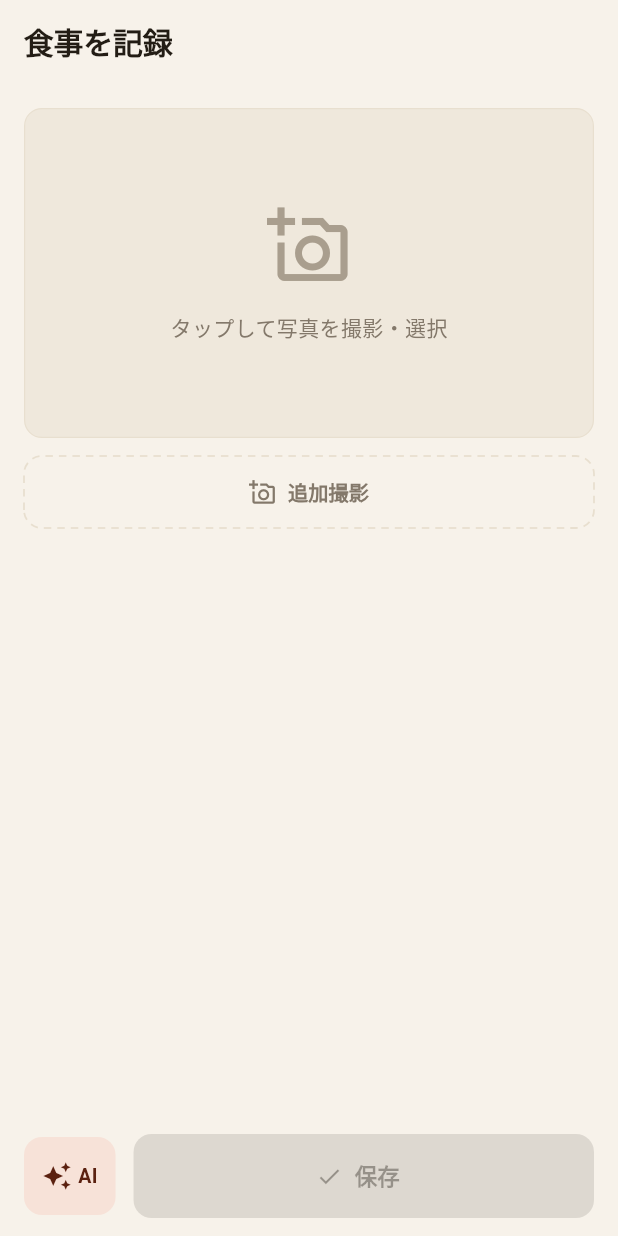
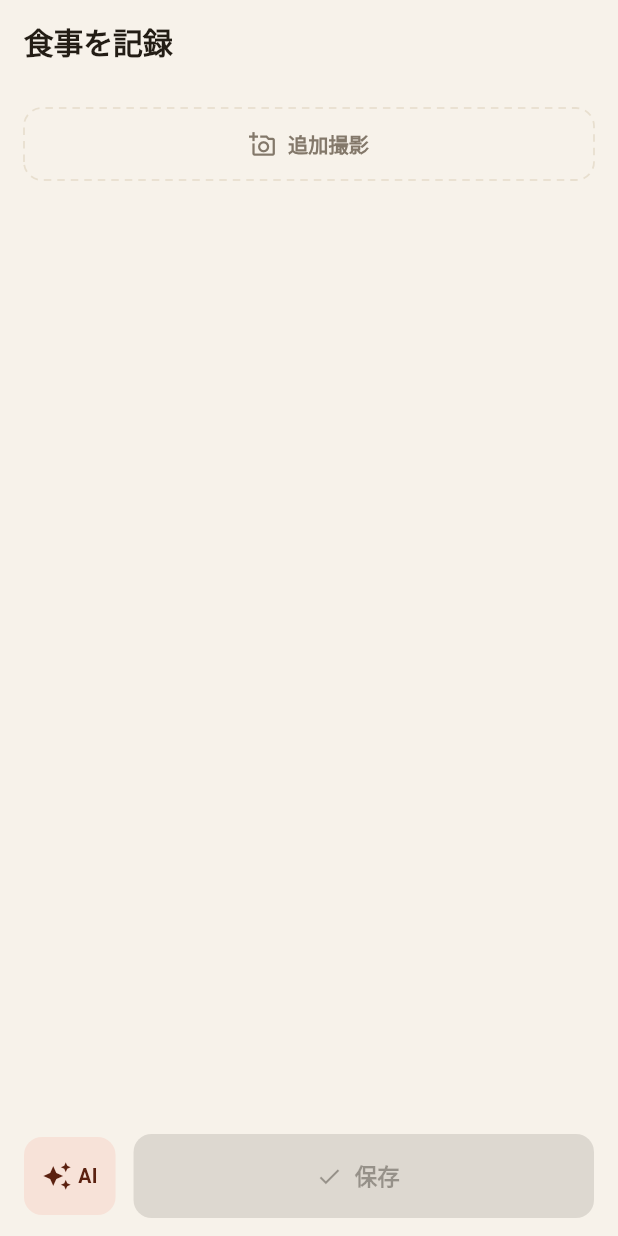
Before and after one commit to kuronekorou39/koko-meshi, a Flutter app: the CaptureScreen screen opened by its route, on a phone screen of 412 x 824 dp. Run offline on Flutter 3.47's test engine with Material 3 defaults, Android fonts, the phone set to English and light mode, and no system bars; our stand-ins replace camera, file_picker, flutter_dotenv, flutter_riverpod, geocoding, geolocator and 9 more; missing offline and left inert: dart:ffi, dart:js_interop, exif, flutter_foreground_task, flutter_gemma, gal and 1 more; accounts and stored records are empty; network calls fail; Roboto replaces fonts that are missing (BIZUDGothic).

Commit message:
取り込み画面: 0件のときの大きなボタンをやめる
写真を全部消すと「タップして写真を撮影・選択」の大きなボタンが出るが、
すぐ下に「ライブラリから追加」があり、同じことをする導線が二重になって
いた。0件のときは追加ボタンだけを出す。

使われなくなった _buildPhotoPlaceholder と、そこからしか呼んでいなかった
_showPickerChoice(撮影/ライブラリを選ぶシート)も削除した。この画面は
ライブラリから来る経路しか無いので、撮影を選ばせる意味も無い。

Co-Authored-By: Claude Opus 5 (1M context) <noreply@anthropic.com>

```diff
--- a/lib/screens/capture/capture_screen.dart
+++ b/lib/screens/capture/capture_screen.dart
@@ -240,12 +240,13 @@ class _CaptureScreenState extends ConsumerState<CaptureScreen> {
                 padding: const EdgeInsets.fromLTRB(16, 16, 16, 8),
                 children: [
                   // 1件でも複数でも同じ形にする。件数で画面の作りが変わると
-                  // 見え方が揃わず、どこに何があるのか覚えられない
-                  if (_selectedPhotos.isEmpty)
-                    _buildPhotoPlaceholder()
-                  else
+                  // 見え方が揃わず、どこに何があるのか覚えられない。
+                  // 0件のときは「ライブラリから追加」だけを出す(同じことを
+                  // する大きなボタンを重ねて置かない)
+                  if (_selectedPhotos.isNotEmpty) ...[
                     _buildGroupSections(groups, dateFormat),
-                  const SizedBox(height: 12),
+                    const SizedBox(height: 12),
+                  ],
                   _buildAddPhotoButton(),
                 ],
               ),
@@ -319,32 +320,6 @@ class _CaptureScreenState extends ConsumerState<CaptureScreen> {
                   ),
                 ],
               ),
-            ),
-          ],
-        ),
-      ),
-    );
-  }
-
-  Widget _buildPhotoPlaceholder() {
-    final tokens = KokoTokens.of(context);
-    return GestureDetector(
-      onTap: _showPickerChoice,
-      child: Container(
-        height: 220,
-        decoration: BoxDecoration(
-          color: tokens.photoPlaceholder,
-          borderRadius: BorderRadius.circular(12),
-          border: Border.all(color: tokens.hairline, width: 0.8),
-        ),
-        child: Column(
-          mainAxisAlignment: MainAxisAlignment.center,
-          children: [
-            Icon(Icons.add_a_photo_outlined, size: 56, color: tokens.textFaint),
-            const SizedBox(height: 16),
-            Text(
-              'タップして写真を撮影・選択',
-              style: TextStyle(fontSize: 14, color: tokens.textMuted),
             ),
           ],
         ),
@@ -627,35 +602,6 @@ class _CaptureScreenState extends ConsumerState<CaptureScreen> {
     );
   }
 
-  void _showPickerChoice() {
-    showModalBottomSheet(
-      context: context,
-      builder: (context) => SafeArea(
-        child: Column(
-          mainAxisSize: MainAxisSize.min,
-          children: [
-            ListTile(
-              leading: const Icon(Icons.camera_alt_outlined),
-              title: const Text('カメラで撮影'),
-              onTap: () {
-                Navigator.pop(context);
-                _takePhoto();
-              },
-            ),
-            ListTile(
-              leading: const Icon(Icons.photo_library_outlined),
-              title: const Text('ライブラリから選択'),
-              onTap: () {
-                Navigator.pop(context);
-                _pickFromLibrary();
-              },
-            ),
-          ],
-        ),
-      ),
-    );
-  }
-
   Future<void> _takePhoto() async {
     final photo = await PhotoService.takePhoto();
     if (photo == null) return;
```
